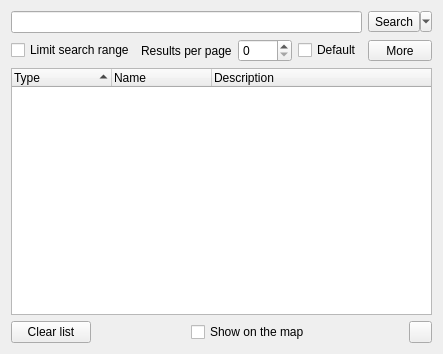
Old version of the form src/plugins/mapsearch/mapsearchdialog2.ui in the repository xnamed/vacuum-im.
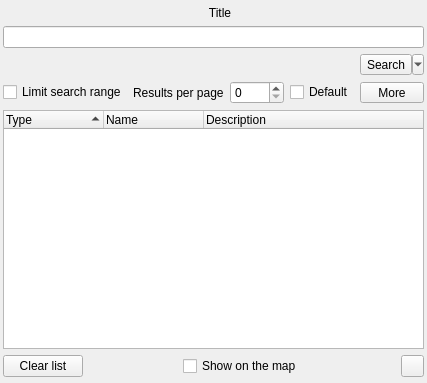
New version of the form.

Diff of the .ui file:
```diff
--- a/src/plugins/mapsearch/mapsearchdialog2.ui
+++ b/src/plugins/mapsearch/mapsearchdialog2.ui
@@ -7,7 +7,7 @@
     <x>0</x>
     <y>0</y>
     <width>400</width>
-    <height>354</height>
+    <height>383</height>
    </rect>
   </property>
   <property name="sizePolicy">
@@ -19,13 +19,52 @@
   <property name="windowTitle">
    <string>Search on the map</string>
   </property>
-  <layout class="QVBoxLayout" name="verticalLayout" stretch="0,1,0">
+  <layout class="QVBoxLayout" name="verticalLayout">
+   <property name="leftMargin">
+    <number>3</number>
+   </property>
+   <property name="topMargin">
+    <number>6</number>
+   </property>
+   <property name="rightMargin">
+    <number>3</number>
+   </property>
+   <property name="bottomMargin">
+    <number>6</number>
+   </property>
    <item>
-    <layout class="QGridLayout" name="gridLayout" rowstretch="0,0" columnstretch="0,0,0,0,0">
-     <item row="0" column="0" colspan="4">
+    <layout class="QHBoxLayout" name="horizontalLayout_2">
+     <item>
+      <widget class="QLabel" name="lblIcon">
+       <property name="text">
+        <string/>
+       </property>
+      </widget>
+     </item>
+     <item>
+      <widget class="QLabel" name="lblTitle">
+       <property name="sizePolicy">
+        <sizepolicy hsizetype="Expanding" vsizetype="Preferred">
+         <horstretch>0</horstretch>
+         <verstretch>0</verstretch>
+        </sizepolicy>
+       </property>
+       <property name="text">
+        <string>Title</string>
+       </property>
+       <property name="alignment">
+        <set>Qt::AlignCenter</set>
+       </property>
+      </widget>
+     </item>
+    </layout>
+   </item>
+   <item>
+    <layout class="QGridLayout" name="gridLayout" rowstretch="0,0,0" columnstretch="0,0,0,0,0">
+     <item row="0" column="0" colspan="5">
       <widget class="QLineEdit" name="ledSearch"/>
      </item>
-     <item row="1" column="0">
+     <item row="2" column="0">
       <widget class="QCheckBox" name="chkLimitSearchRange">
        <property name="sizePolicy">
         <sizepolicy hsizetype="Preferred" vsizetype="Fixed">
@@ -38,7 +77,53 @@
        </property>
       </widget>
      </item>
-     <item row="0" column="4">
+     <item row="2" column="4">
+      <widget class="QToolButton" name="tbMore">
+       <property name="sizePolicy">
+        <sizepolicy hsizetype="Preferred" vsizetype="Fixed">
+         <horstretch>0</horstretch>
+         <verstretch>0</verstretch>
+        </sizepolicy>
+       </property>
+       <property name="text">
+        <string>More</string>
+       </property>
+      </widget>
+     </item>
+     <item row="2" column="3">
+      <widget class="QCheckBox" name="chkDefault">
+       <property name="sizePolicy">
+        <sizepolicy hsizetype="Preferred" vsizetype="Fixed">
+         <horstretch>0</horstretch>
+         <verstretch>0</verstretch>
+        </sizepolicy>
+       </property>
+       <property name="text">
+        <string>Default</string>
+       </property>
+      </widget>
+     </item>
+     <item row="2" column="1">
+      <widget class="QLabel" name="lblResultsPerPage">
+       <property name="text">
+        <string>Results per page</string>
+       </property>
+      </widget>
+     </item>
+     <item row="2" column="2">
+      <widget class="QSpinBox" name="spbResultsPerPage">
+       <property name="sizePolicy">
+        <sizepolicy hsizetype="Preferred" vsizetype="Fixed">
+         <horstretch>0</horstretch>
+         <verstretch>0</verstretch>
+        </sizepolicy>
+       </property>
+       <property name="maximum">
+        <number>9999</number>
+       </property>
+      </widget>
+     </item>
+     <item row="1" column="4">
       <widget class="QToolButton" name="tbSearch">
        <property name="sizePolicy">
         <sizepolicy hsizetype="Preferred" vsizetype="Fixed">
@@ -57,52 +142,6 @@
        </property>
       </widget>
      </item>
-     <item row="1" column="2">
-      <widget class="QSpinBox" name="spbResultsPerPage">
-       <property name="sizePolicy">
-        <sizepolicy hsizetype="Preferred" vsizetype="Fixed">
-         <horstretch>0</horstretch>
-         <verstretch>0</verstretch>
-        </sizepolicy>
-       </property>
-       <property name="maximum">
-        <number>9999</number>
-       </property>
-      </widget>
-     </item>
-     <item row="1" column="1">
-      <widget class="QLabel" name="lblResultsPerPage">
-       <property name="text">
-        <string>Results per page</string>
-       </property>
-      </widget>
-     </item>
-     <item row="1" column="4">
-      <widget class="QToolButton" name="tbMore">
-       <property name="sizePolicy">
-        <sizepolicy hsizetype="Preferred" vsizetype="Fixed">
-         <horstretch>0</horstretch>
-         <verstretch>0</verstretch>
-        </sizepolicy>
-       </property>
-       <property name="text">
-        <string>More</string>
-       </property>
-      </widget>
-     </item>
-     <item row="1" column="3">
-      <widget class="QCheckBox" name="chkDefault">
-       <property name="sizePolicy">
-        <sizepolicy hsizetype="Preferred" vsizetype="Fixed">
-         <horstretch>0</horstretch>
-         <verstretch>0</verstretch>
-        </sizepolicy>
-       </property>
-       <property name="text">
-        <string>Default</string>
-       </property>
-      </widget>
-     </item>
     </layout>
    </item>
    <item>
```
